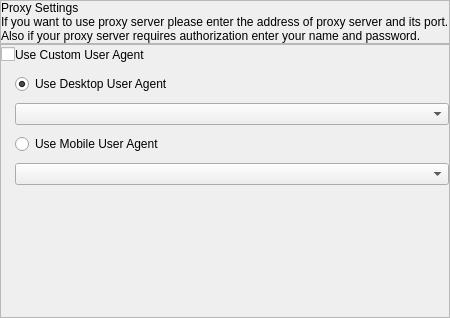
First picture: the form in seospider/ui/user_agent_settings_widget.ui, repository andrascii/RiveSolutions_SEO_Spider, before the edit.
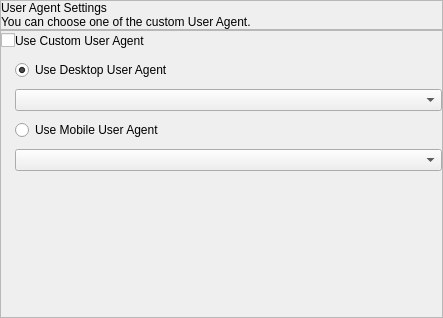
Second picture: the form after the edit.

Commit message: исправлен текст

```diff
--- a/seospider/ui/user_agent_settings_widget.ui
+++ b/seospider/ui/user_agent_settings_widget.ui
@@ -70,15 +70,14 @@
         <item>
          <widget class="QLabel" name="headerName">
           <property name="text">
-           <string>Proxy Settings</string>
+           <string>User Agent Settings</string>
           </property>
          </widget>
         </item>
         <item>
          <widget class="QLabel" name="text">
           <property name="text">
-           <string>If you want to use proxy server please enter the address of proxy server and its port.
-Also if your proxy server requires authorization enter your name and password.</string>
+           <string>&lt;html&gt;&lt;head/&gt;&lt;body&gt;&lt;p&gt;You can choose one of the custom User Agent.&lt;/p&gt;&lt;/body&gt;&lt;/html&gt;</string>
           </property>
          </widget>
         </item>
```
